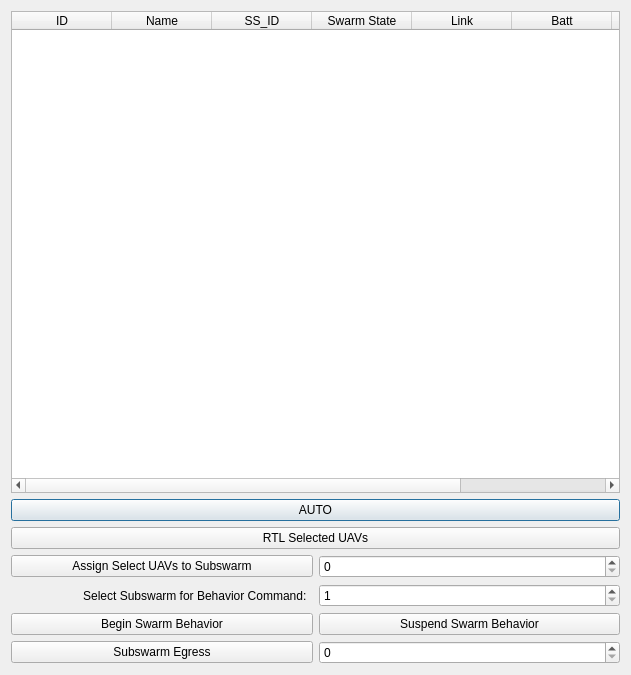
First picture: the form in SwarmCommander/modules/sc_qt_gui/dashboardDialog.ui, repository jaymonty/swarmcommander, before the edit.
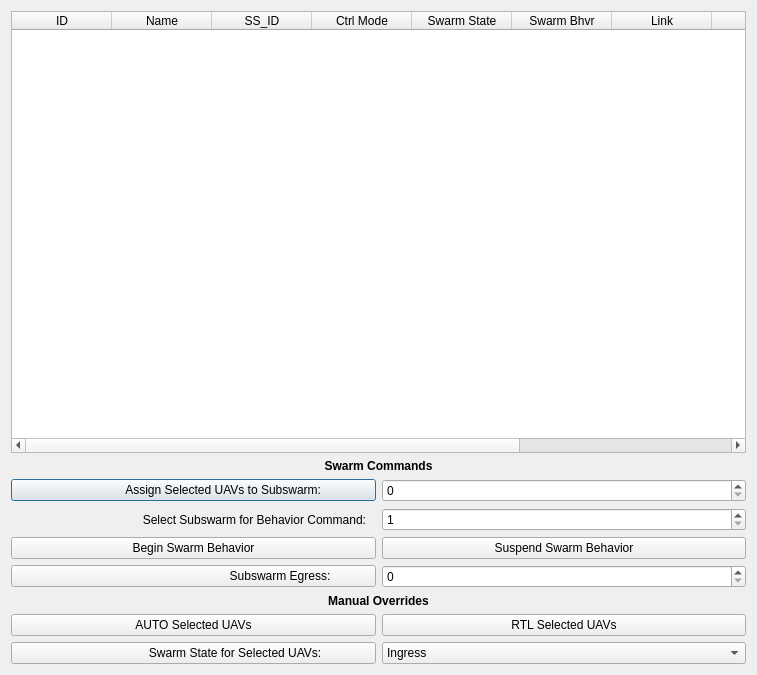
Second picture: the form after the edit.

Commit message: qt_gui: Manual swarm state reset, control/swarm mode display, & layout reorg

Diff of the .ui file:
```diff
--- a/SwarmCommander/modules/sc_qt_gui/dashboardDialog.ui
+++ b/SwarmCommander/modules/sc_qt_gui/dashboardDialog.ui
@@ -6,7 +6,7 @@
    <rect>
     <x>0</x>
     <y>0</y>
-    <width>629</width>
+    <width>695</width>
     <height>675</height>
    </rect>
   </property>
@@ -20,7 +20,7 @@
       <widget class="QTableWidget" name="tableWidget">
        <property name="minimumSize">
         <size>
-         <width>609</width>
+         <width>735</width>
          <height>0</height>
         </size>
        </property>
@@ -48,11 +48,21 @@
          <string>SS_ID</string>
         </property>
        </column>
+       <column>
+        <property name="text">
+         <string>Ctrl Mode</string>
+        </property>
+       </column>
        <column>
         <property name="text">
          <string>Swarm State</string>
         </property>
        </column>
+       <column>
+        <property name="text">
+         <string>Swarm Bhvr</string>
+        </property>
+       </column>
        <column>
         <property name="text">
          <string>Link</string>
@@ -76,42 +86,15 @@
       </widget>
      </item>
      <item>
-      <widget class="QPushButton" name="btn_AUTO">
-       <property name="text">
-        <string>AUTO</string>
-       </property>
-      </widget>
-     </item>
-     <item>
-      <widget class="QPushButton" name="btn_RTL">
-       <property name="text">
-        <string>RTL Selected UAVs</string>
-       </property>
-      </widget>
-     </item>
-    </layout>
-   </item>
-   <item>
-    <layout class="QHBoxLayout" name="horizontalLayout">
-     <item>
-      <widget class="QPushButton" name="btn_setSubswarm">
-       <property name="text">
-        <string>Assign Select UAVs to Subswarm</string>
-       </property>
-      </widget>
-     </item>
-     <item>
-      <widget class="QSpinBox" name="spin_setSubswarm">
-       <property name="maximum">
-        <number>50</number>
-       </property>
-      </widget>
-     </item>
-    </layout>
-   </item>
-   <item>
     <layout class="QGridLayout" name="gridLayout">
-     <item row="0" column="1">
+       <item row="2" column="0">
+        <widget class="QPushButton" name="btn_setSubswarm">
+         <property name="text">
+          <string>                    Assign Selected UAVs to Subswarm:  </string>
+         </property>
+        </widget>
+       </item>
+       <item row="3" column="1">
       <widget class="QSpinBox" name="spin_selectSubswarm">
        <property name="minimum">
         <number>1</number>
@@ -121,45 +104,131 @@
        </property>
       </widget>
      </item>
-     <item row="0" column="0">
+       <item row="3" column="0">
       <widget class="QLabel" name="lbl_selectSubswarm">
        <property name="text">
-        <string>Select Subswarm for Behavior Command:  </string>
+          <string>Select Subswarm for Behavior Command:   </string>
        </property>
        <property name="alignment">
         <set>Qt::AlignRight|Qt::AlignTrailing|Qt::AlignVCenter</set>
        </property>
       </widget>
      </item>
-     <item row="4" column="1">
+       <item row="7" column="1">
       <widget class="QPushButton" name="btn_suspendSwarmBehavior">
        <property name="text">
         <string>Suspend Swarm Behavior</string>
        </property>
       </widget>
      </item>
-     <item row="4" column="0">
+       <item row="7" column="0">
       <widget class="QPushButton" name="btn_beginSwarmBehavior">
        <property name="text">
         <string>Begin Swarm Behavior</string>
        </property>
       </widget>
      </item>
-    </layout>
-   </item>
-   <item>
-    <layout class="QHBoxLayout" name="horizontalLayout_2">
-     <item>
-      <widget class="QPushButton" name="btn_egressSubswarm">
+       <item row="0" column="0" colspan="2">
+        <widget class="QLabel" name="swarm_label">
+         <property name="font">
+          <font>
+           <weight>75</weight>
+           <bold>true</bold>
+          </font>
+         </property>
        <property name="text">
-        <string>Subswarm Egress</string>
+          <string>Swarm Commands</string>
+         </property>
+         <property name="alignment">
+          <set>Qt::AlignCenter</set>
        </property>
       </widget>
      </item>
-     <item>
+       <item row="8" column="1">
       <widget class="QSpinBox" name="spin_egressSubswarm">
        <property name="maximum">
         <number>52</number>
+         </property>
+        </widget>
+       </item>
+       <item row="8" column="0">
+        <widget class="QPushButton" name="btn_egressSubswarm">
+         <property name="text">
+          <string>                                                      Subswarm Egress:  </string>
+         </property>
+        </widget>
+       </item>
+       <item row="2" column="1">
+        <widget class="QSpinBox" name="spin_setSubswarm">
+         <property name="maximum">
+          <number>50</number>
+         </property>
+        </widget>
+       </item>
+      </layout>
+     </item>
+    </layout>
+   </item>
+   <item>
+    <layout class="QGridLayout" name="gridLayout_2">
+     <item row="2" column="0">
+      <widget class="QPushButton" name="btn_setSwarmState">
+       <property name="text">
+        <string>                           Swarm State for Selected UAVs:  </string>
+       </property>
+      </widget>
+     </item>
+     <item row="2" column="1">
+      <widget class="QComboBox" name="combo_swarmState">
+       <item>
+        <property name="text">
+         <string>Ingress</string>
+        </property>
+       </item>
+       <item>
+        <property name="text">
+         <string>Swarm Ready</string>
+        </property>
+       </item>
+       <item>
+        <property name="text">
+         <string>Egress</string>
+        </property>
+       </item>
+       <item>
+        <property name="text">
+         <string>Landing</string>
+        </property>
+       </item>
+      </widget>
+     </item>
+     <item row="0" column="0" colspan="2">
+      <widget class="QLabel" name="label_overrides">
+       <property name="font">
+        <font>
+         <weight>75</weight>
+         <bold>true</bold>
+        </font>
+       </property>
+       <property name="text">
+        <string>Manual Overrides</string>
+       </property>
+       <property name="alignment">
+        <set>Qt::AlignCenter</set>
+       </property>
+      </widget>
+     </item>
+     <item row="1" column="0">
+      <widget class="QPushButton" name="btn_AUTO">
+       <property name="text">
+        <string>AUTO Selected UAVs</string>
+       </property>
+      </widget>
+     </item>
+     <item row="1" column="1">
+      <widget class="QPushButton" name="btn_RTL">
+       <property name="text">
+        <string>RTL Selected UAVs</string>
        </property>
       </widget>
      </item>
```
Lines whose indentation alone changed are shown as unchanged. The commit also changes 2 other files.
